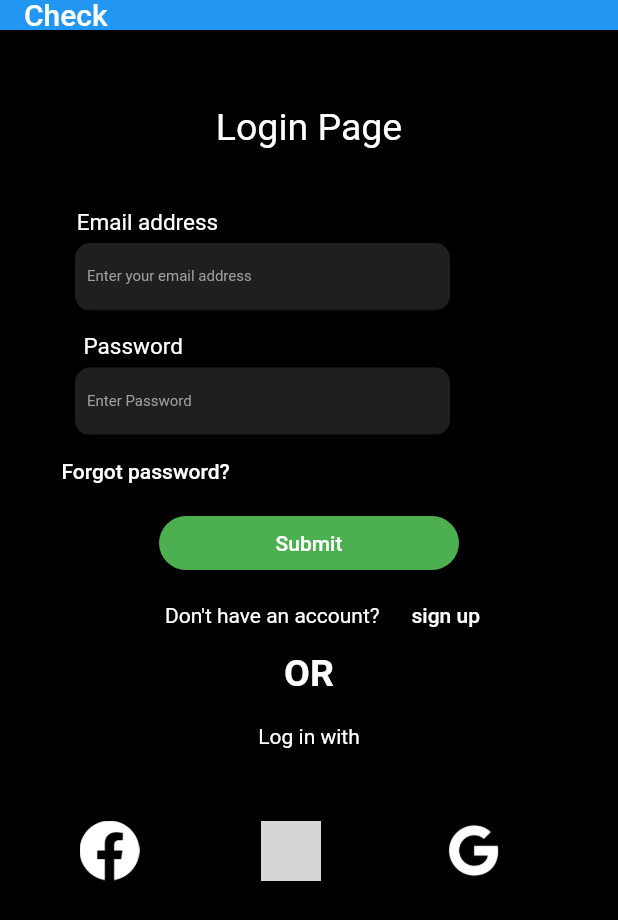
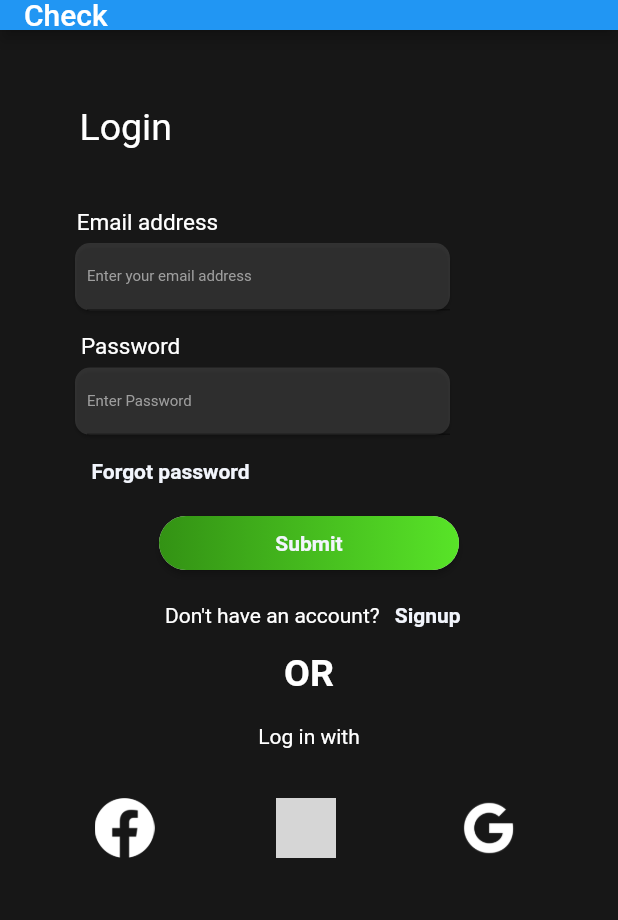
Before and after one commit to fazenecture/rbs-founcation.github.io, a Flutter app: the screen it shows after launch, on a phone screen of 412 x 824 dp. Shown: the top 920 px of the screen. Run offline on Flutter 3.47's test engine with Material 2 defaults, Android fonts, the light colour scheme and no system bars; grey boxes are pictures that could not be loaded.

Commit message:
Update main.dart

```diff
--- a/rbs/lib/main.dart
+++ b/rbs/lib/main.dart
@@ -23,13 +23,15 @@ class login extends State<rbs> {
         ),
         body: Column(
           children: <Widget>[
-            Padding(
-              padding: const EdgeInsets.fromLTRB(0, 50, 0, 40),
-              child: Text(
-                'Login Page',
-                style: TextStyle(
-                  color: Colors.white,
-                  fontSize: 25,
+            SizedBox(width: double.infinity,
+              child: Padding(
+                padding: const EdgeInsets.fromLTRB(53, 50, 0, 40),
+                child: Text(
+                  'Login',
+                  style: TextStyle(
+                    color: Colors.white,
+                    fontSize: 25,
+                  ),
                 ),
               ),
             ),
@@ -78,7 +80,7 @@ class login extends State<rbs> {
               ],
             ),
             Align(
-              alignment: Alignment(-0.678, 0),
+              alignment: Alignment(-0.688, 0),
               child: Container(
                 child: Padding(
                   padding: const EdgeInsets.fromLTRB(0, 15, 0, 0),
@@ -127,12 +129,22 @@ class login extends State<rbs> {
             Row(
               children: [
                 Padding(
-                  padding: const EdgeInsets.fromLTRB(25, 0, 0, 0),
-                  child: RaisedButton(
-                      onPressed: () {},
-                      color: Colors.transparent,
-                      child: Text('Forgot password?',
-                          style: TextStyle(color: Colors.white))),
+                  padding: const EdgeInsets.fromLTRB(53, 0, 0, 0),
+                  child:
+                  TextButton(
+                    onPressed: () {
+                      print('I got pressed on');
+                    },
+
+                    child: Text('Forgot password',style: TextStyle(color: Color(0xFFF2F5FC),fontWeight: FontWeight.bold),),
+
+
+                  ),
+                  // RaisedButton(
+                  //     onPressed: () {},
+                  //     color: Color(0xFF171717),
+                  //     child: Text('Forgot password?',
+                  //         style: TextStyle(color: Colors.white))),
                 ),
               ],
             ),
@@ -140,13 +152,33 @@ class login extends State<rbs> {
               width: 200,
               child: RaisedButton(
                 onPressed: () {},
-                color: Colors.green,
-                child: Text(
-                  'Submit',
-                  style: TextStyle(color: Colors.white),
+                shape: RoundedRectangleBorder(borderRadius: BorderRadius.circular(80.0)),
+                padding: const EdgeInsets.all(0.0),
+                child: Ink(
+                  decoration: const BoxDecoration(
+                    gradient: LinearGradient(colors: <Color>[Color(0xFF339214),
+                        Color(0xFF58E428),
+                    ],),
+                    borderRadius: BorderRadius.all(Radius.circular(80.0)),
+                  ),
+                  child: Container(
+                    constraints: const BoxConstraints(minWidth: 88.0, minHeight: 36.0), // min sizes for Material buttons
+                    alignment: Alignment.center,
+                    child: const Text(
+                      'Submit',style: TextStyle(color: Color(0xFFF2F5FC),fontWeight: FontWeight.bold),
+                      textAlign: TextAlign.center,
+                    ),
+                  ),
                 ),
-                shape: RoundedRectangleBorder(
-                    borderRadius: BorderRadius.circular(20)),
+                // shape: RoundedRectangleBorder(
+                //   borderRadius: BorderRadius.circular(20)),
+                //
+                // //color: Colors.green,
+                // child: Text(
+                //   'Submit',
+                //   style: TextStyle(color: Colors.white),
+                // ),
+
               ),
             ),
             Padding(
@@ -157,11 +189,22 @@ class login extends State<rbs> {
                     "Don't have an account?",
                     style: TextStyle(color: Colors.white),
                   ),
-                  RaisedButton(
-                      onPressed: () {},
-                      color: Colors.transparent,
-                      child: Text('sign up',
-                          style: TextStyle(color: Colors.white))),
+                  TextButton(
+                    onPressed: () {
+                      print('I got pressed on');
+                    },
+
+                    child: Text('Signup',style: TextStyle(color: Color(0xFFF2F5FC),fontWeight: FontWeight.bold),),
+
+
+                    ),
+
+                // ElevatedButton(
+                //     onPressed: () {},
+                //     style: ButtonStyle(
+                //         backgroundColor: MaterialStateProperty.all<Color>(Color(0xFF171717)),
+                //         shadowColor: MaterialStateProperty.all<Color>(Colors.transparent)),
+                //     child: Text(' Sign up',style: TextStyle(color: Color(0xFFF2F5FC),fontWeight: FontWeight.bold),)),
                 ],
               ),
             ),
@@ -173,7 +216,7 @@ class login extends State<rbs> {
                   color: Colors.white),
             ),
             Padding(
-              padding: const EdgeInsets.fromLTRB(0, 20, 0, 40),
+              padding: const EdgeInsets.fromLTRB(0, 20, 0, 25),
               child: Text(
                 'Log in with',
                 style: TextStyle(color: Colors.white),
@@ -182,9 +225,10 @@ class login extends State<rbs> {
             Row(
               children: [
                 Padding(
-                  padding: const EdgeInsets.fromLTRB(25, 0, 0, 0),
+                  padding: const EdgeInsets.fromLTRB(35, 0, 0, 0),
                   child: Card(
-                    color: Colors.transparent,
+                    shadowColor: Colors.transparent,
+                    color: Color(0xFF171717),
                     child: FlatButton(
                       onPressed: () {
                         print('I got pressed on');
@@ -200,7 +244,8 @@ class login extends State<rbs> {
                 Padding(
                   padding: const EdgeInsets.fromLTRB(25, 0, 0, 0),
                   child: Card(
-                    color: Colors.transparent,
+                    shadowColor: Colors.transparent,
+                    color: Color(0xFF171717),
                     child: FlatButton(
                       onPressed: () {
                         print('I got pressed on');
@@ -216,11 +261,13 @@ class login extends State<rbs> {
                 Padding(
                   padding: const EdgeInsets.fromLTRB(25, 0, 0, 0),
                   child: Card(
-                    color: Colors.transparent,
+                    shadowColor: Colors.transparent,
+                    color: Color(0xFF171717),
                     child: FlatButton(
                       onPressed: () {
                         print('I got pressed on');
                       },
+
                       child: Image.asset(
                         'images/white-google-logo.png',
                         height: 40,
@@ -233,7 +280,7 @@ class login extends State<rbs> {
             ),
           ],
         ),
-        backgroundColor: Colors.black,
+        backgroundColor: Color(0xFF171717),
       ),
     );
   }
```
